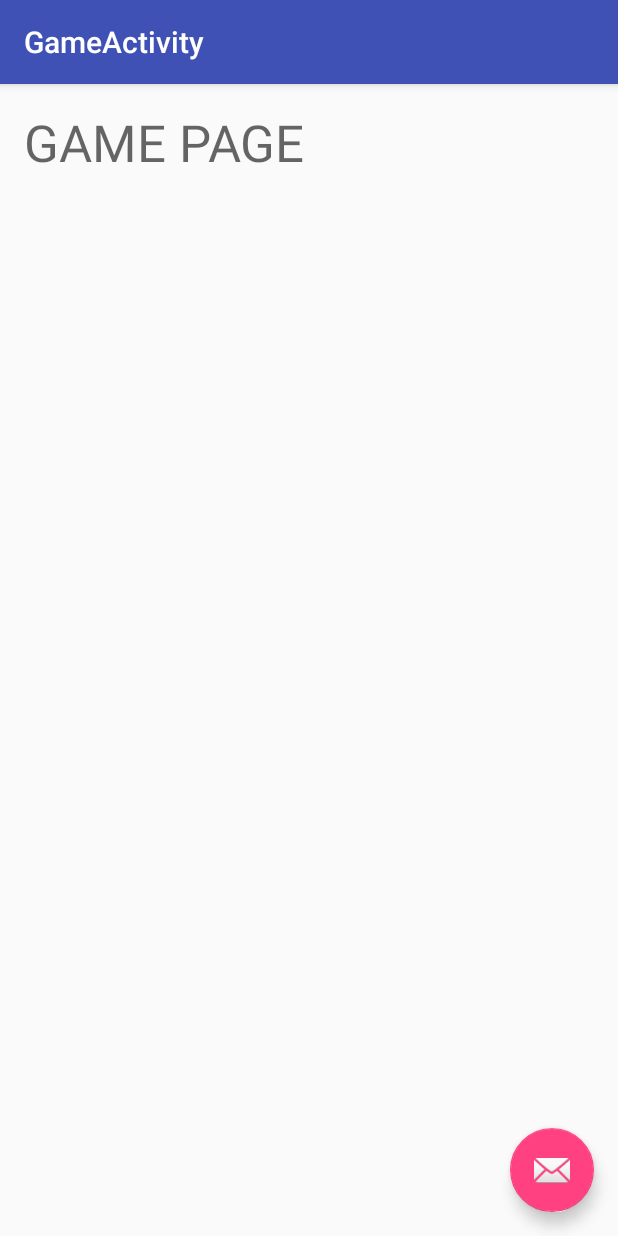
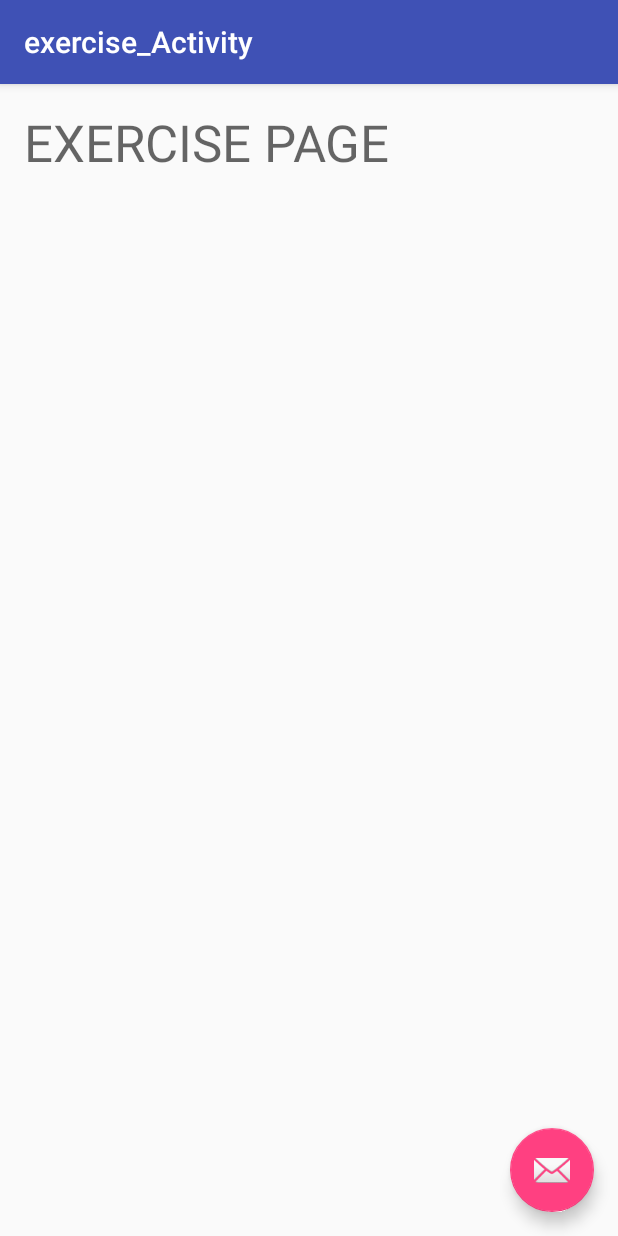
Before and after one commit to skuhns/Purdue-MIND, an Android app: the screen it shows after launch (GameActivity before the commit, exercise_Activity after it), after a tap on "EXERCISES", on a phone screen of 412 x 824 dp. Run offline under Robolectric (Android 15) with nearby library versions, the phone set to English and light mode, and no system bars.

Commit message:
logged testing prints using Log.d, fixed buttons to go to correct activity. Fixed app crash from array bounds

```diff
--- a/app/src/main/java/purduecom/sam/mind_app/exercise_Activity.java
+++ b/app/src/main/java/purduecom/sam/mind_app/exercise_Activity.java
@@ -9,7 +9,6 @@ import android.util.Log;
 import android.view.View;
 
 import java.util.Random;
-import java.util.concurrent.ThreadLocalRandom;
 
 public class exercise_Activity extends AppCompatActivity {
 
@@ -36,17 +35,22 @@ public class exercise_Activity extends AppCompatActivity {
     //TODO This function should begin the input stream from the device to the phone
     //TODO for now, feel free to use dummy data for now to get the functions connected
     public static void beginRead(int[] realStream, char[] rawStream) {
+        Log.d("function", "beginRead");
         int flag = 0;
 
         //will be different Read eventually
         rawStream = dummyRead(rawStream);
+        Log.d("raw stream", rawStream.toString());
 
         //TODO get REAL data from device and fill array every (realStream.length / 20) seconds
 
 
 
         //TODO after data is put in realStream using parseData, interpret it
-        flag = interpret(parseData(realStream,rawStream));
+        realStream = parseData(realStream,rawStream);
+        flag = interpret(realStream);
+        Log.d("realStream", realStream.toString());
+        Log.d("flag", Integer.toString(flag));
 
         //TODO create multiple text view representing actions we support and set specific one to visible based on flag
         switch (flag) {
@@ -55,7 +59,7 @@ public class exercise_Activity extends AppCompatActivity {
                 Log.d("action", "nothing done");
                 break;
             case 1:
-                Log.d("action", "something done");
+                Log.d("action", "2 of same number in a row!");
                 break;
             //ETC
         }
@@ -63,28 +67,42 @@ public class exercise_Activity extends AppCompatActivity {
 
 
     public static int interpret(int[] realStream) {
+        Log.d("function","interpret");
         //after interpretation, flag should be set to an int corresponding with action
         int flag=0;
+
+        //look for patterns (ie 2 of same numbers in a row
+        //make sure you only pass over array 1 time or the runtime of the app will slow drastically
+
+        for (int i = 0; i < realStream.length-1; i++) {
+            if (realStream[i] == realStream[i+1]) {
+                flag = 1;
+            }
+        }
         //TODO interpret data into decisive actions (grip, move finger, etc)
 
+        Log.d("success", "interpret");
         return flag;
     }
 
     //converts the raw stream
     public static int[] parseData(int[] realStream, char[] rawStream){
+        Log.d("function","parseData");
         //
-        for (int i = 0; i < rawStream.length; i++) {
+        for (int i = 0; i < rawStream.length-1; i++) {
             //43 is ascii value for '+' which seperates ints inside raw stream
             if(i%2 == 0 && rawStream[i] != 43) {
                 realStream[i/2] = rawStream[i];
             }
         }
+        Log.d("success","parseData");
         return realStream;
     }
 
     //Fills raw data with fake data
     public static char[] dummyRead(char[] rawStream) {
-        Random rand = null;
+        Log.d("function","dummyRead");
+        Random rand = new Random();
         int temp = 0;
         for(int i = 0; i < rawStream.length; i++){
             if (i % 2 == 0) {
@@ -116,6 +134,7 @@ public class exercise_Activity extends AppCompatActivity {
                 rawStream[i] = '+';
             }
         }
+        Log.d("success", "dummyRead");
         return rawStream;
     }
 
--- a/app/src/main/res/layout/activity_main.xml
+++ b/app/src/main/res/layout/activity_main.xml
@@ -11,7 +11,7 @@
     tools:context="purduecom.sam.mind_app.MainActivity">
 
     <Button
-        android:text="Data"
+        android:text="Exercises"
         android:layout_width="wrap_content"
         android:layout_height="wrap_content"
         android:layout_below="@+id/textView"
@@ -31,7 +31,7 @@
         android:textAppearance="@style/TextAppearance.AppCompat.Display1" />
 
     <Button
-        android:text="Exercises"
+        android:text="Data"
         android:layout_width="wrap_content"
         android:layout_height="wrap_content"
         android:id="@+id/button"
```
